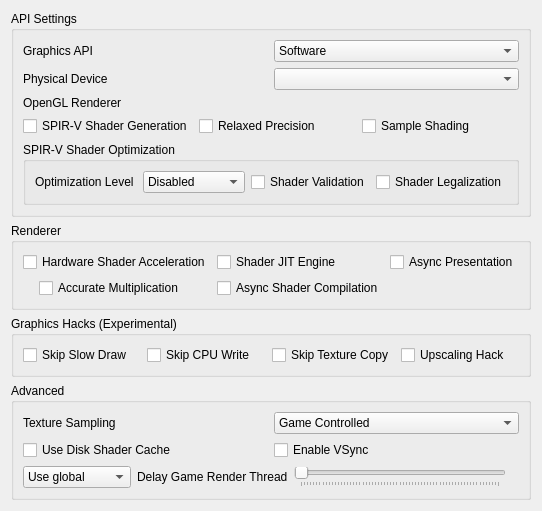
Qt form src/citra_qt/configuration/configure_graphics.ui (yeager/Borked3DS) before a commit.
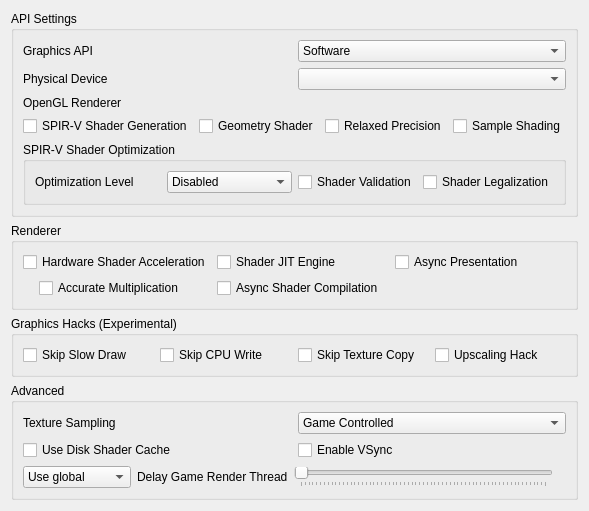
The same form after that commit.

Commit message: Implement Geometry Shader configuration option for Vulkan

Patch:
```diff
--- a/src/citra_qt/configuration/configure_graphics.ui
+++ b/src/citra_qt/configuration/configure_graphics.ui
@@ -142,6 +142,16 @@
          </widget>
         </item>
         <item row="0" column="1">
+         <widget class="QCheckBox" name="toggle_geometry_shader">
+          <property name="toolTip">
+           <string>&lt;html&gt;&lt;head/&gt;&lt;body&gt;&lt;p&gt;Enable Geometry Shaders. Improved accuracy but extremely expensive on tilers.&lt;/p&gt;&lt;/body&gt;&lt;/html&gt;</string>
+          </property>
+          <property name="text">
+           <string>Geometry Shader</string>
+          </property>
+         </widget>
+        </item>
+        <item row="0" column="2">
          <widget class="QCheckBox" name="toggle_relaxed_precision">
           <property name="toolTip">
            <string>&lt;html&gt;&lt;head/&gt;&lt;body&gt;&lt;p&gt;Optimizes shader code by allowing certain floating-point operations to use reduced precision. Can improve performance by reducing memory bandwidth and computational requirements. May cause issues on certain GPUs.&lt;/p&gt;&lt;/body&gt;&lt;/html&gt;</string>
@@ -151,7 +161,7 @@
           </property>
          </widget>
         </item>
-        <item row="0" column="2">
+        <item row="0" column="3">
          <widget class="QCheckBox" name="sample_shading">
           <property name="toolTip">
            <string>&lt;html&gt;&lt;head/&gt;&lt;body&gt;&lt;p&gt;Enables a Vulkan extension that may improve the rendering quality, at the cost of some performance.&lt;/p&gt;&lt;p&gt;Requires a relatively powerful GPU for better performance.&lt;/p&gt;&lt;/body&gt;&lt;/html&gt;</string>
```
The commit also changes 12 other files.
